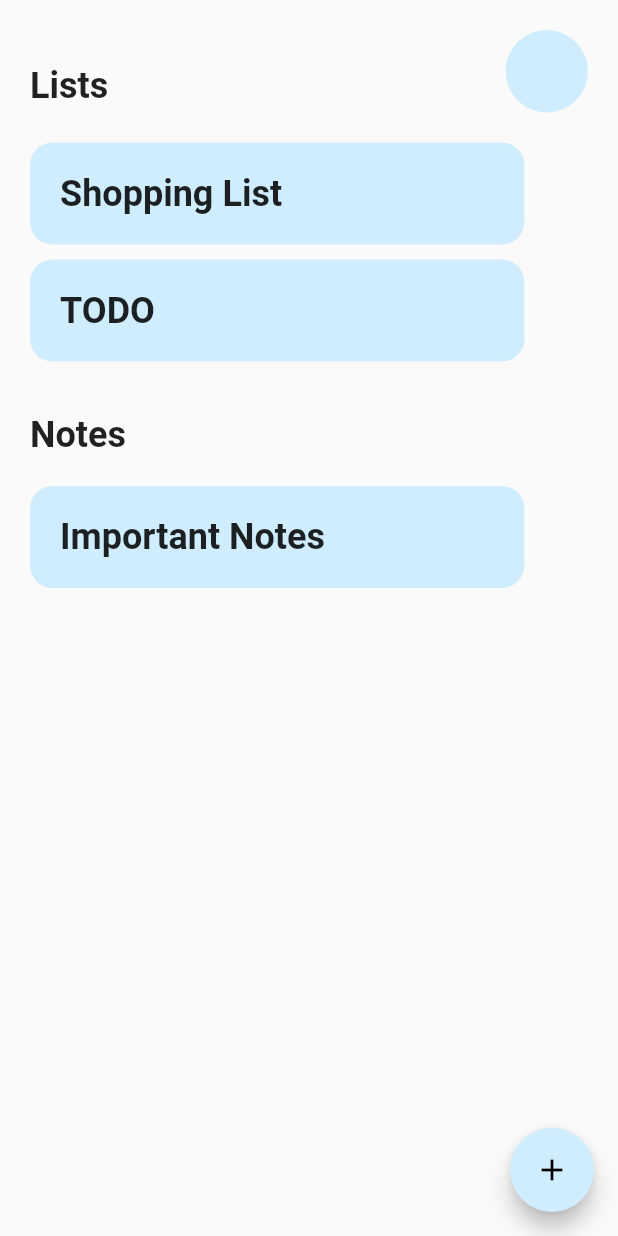
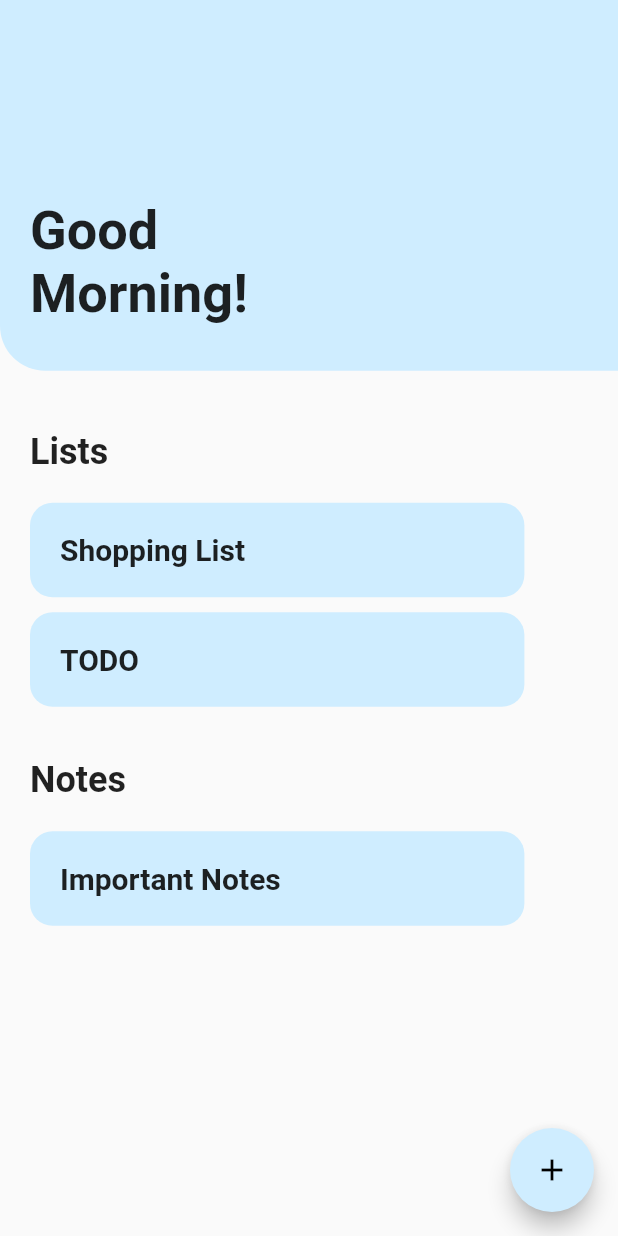
Before and after one commit to SumitKumar1307/TODO-Remake, a Flutter app: the Home screen opened directly, on a phone screen of 412 x 824 dp. Run offline on Flutter 3.47's test engine with Material 2 defaults, Android fonts, the phone set to English and light mode, and no system bars; our stand-ins replace cloud_firestore, firebase_auth, firebase_core, font_awesome_flutter; accounts and stored records are empty.

Commit message:
modified the design a little bit

```diff
--- a/lib/main.dart
+++ b/lib/main.dart
@@ -26,6 +26,7 @@ class MyApp extends StatelessWidget {
           }
           if (snapshot.hasData) {
             return MaterialApp(
+              theme: ThemeData(fontFamily: 'Roboto'),
               debugShowCheckedModeBanner: false,
               home: Registration(),
             );
--- a/lib/ui/home.dart
+++ b/lib/ui/home.dart
@@ -13,6 +13,15 @@ class Home extends StatefulWidget {
 class _HomeState extends State<Home> {
   @override
   Widget build(BuildContext context) {
+    String? greeting;
+    if (DateTime.now().hour < 12) {
+      greeting = "Good\nMorning!";
+    } else if (DateTime.now().hour < 17) {
+      greeting = "Good\nAfternoon!";
+    } else {
+      greeting = "Good\nEvening!";
+    }
+
     return Scaffold(
       floatingActionButton: FloatingActionButton(
         onPressed: () => {},
@@ -21,10 +30,31 @@ class _HomeState extends State<Home> {
       ),
       body: SafeArea(
         child: SingleChildScrollView(
-          padding: EdgeInsets.only(left: 20),
           child: Column(
             crossAxisAlignment: CrossAxisAlignment.start,
             children: <Widget>[
+              Container(
+                padding: EdgeInsets.only(bottom: 30, left: 20),
+                alignment: Alignment.bottomLeft,
+                width: MediaQuery.of(context).size.width,
+                height: MediaQuery.of(context).size.height * 0.3,
+                decoration: BoxDecoration(
+                  color: Color(0xffCFEDFF),
+                  borderRadius: BorderRadius.only(
+                    bottomLeft: Radius.circular(30),
+                  ),
+                ),
+                child: Text(
+                  greeting,
+                  style: TextStyle(fontSize: 36, fontWeight: FontWeight.bold),
+                ),
+              ),
+              Container(
+                padding: EdgeInsets.only(left: 20),
+                alignment: Alignment.centerLeft,
+                child: Column(
+                  crossAxisAlignment: CrossAxisAlignment.start,
+                  children: [
                     Container(
                       width: MediaQuery.of(context).size.width,
                       padding: EdgeInsets.only(right: 20),
@@ -39,13 +69,6 @@ class _HomeState extends State<Home> {
                                 fontSize: 24,
                                 fontWeight: FontWeight.bold,
                               ),
-                      ),
-                    ),
-                    Container(
-                      margin: EdgeInsets.only(top: 20),
-                      child: CircleAvatar(
-                        radius: 27.5,
-                        backgroundColor: Color(0xffCFEDFF),
                             ),
                           ),
                         ],
@@ -64,7 +87,10 @@ class _HomeState extends State<Home> {
                       ),
                     ),
                     SizedBox(height: 20),
-              ItemCard(title: "Important Notes"),
+                    ItemCard(title: "Important Notes")
+                  ],
+                ),
+              ),
             ],
           ),
         ),
@@ -95,8 +121,9 @@ class _ItemCardState extends State<ItemCard> {
       child: Text(
         "${widget.title}",
         style: TextStyle(
-          fontSize: 24,
-          fontWeight: FontWeight.bold,
+          fontFamily: 'Roboto',
+          fontSize: 20,
+          fontWeight: FontWeight.w600,
         ),
       ),
     );
```
Also changed, not shown: pubspec.yaml (+10 -6 lines), fonts/Roboto-Black.ttf (added), fonts/Roboto-BlackItalic.ttf (added), fonts/Roboto-Bold.ttf (added), fonts/Roboto-BoldItalic.ttf (added), fonts/Roboto-Italic.ttf (added), fonts/Roboto-Light.ttf (added), fonts/Roboto-LightItalic.ttf (added), fonts/Roboto-Medium.ttf (added), fonts/Roboto-MediumItalic.ttf (added), fonts/Roboto-Regular.ttf (added), fonts/Roboto-Thin.ttf (added), fonts/Roboto-ThinItalic.ttf (added). Lines whose indentation alone changed are shown as unchanged.
